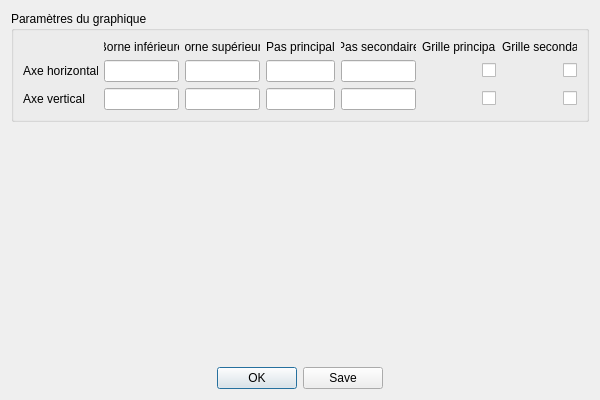
Before: the Qt Designer form interfaces/FenetreGraphique.ui in lovehina13/NumerisationDeCourbes, drawn with Qt 5.
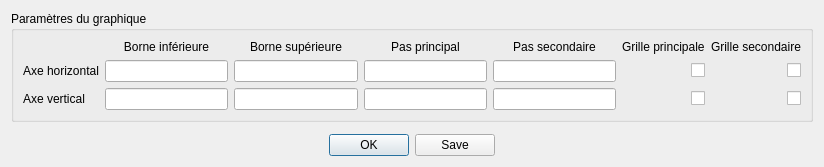
After: the same form once the commit is applied.

Commit message: Implémentation de la fenêtre graphique (non terminé).

What changed in the file:
```diff
--- a/interfaces/FenetreGraphique.ui
+++ b/interfaces/FenetreGraphique.ui
@@ -6,16 +6,10 @@
    <rect>
     <x>0</x>
     <y>0</y>
-    <width>600</width>
-    <height>400</height>
+    <width>824</width>
+    <height>161</height>
    </rect>
   </property>
-  <property name="minimumSize">
-   <size>
-    <width>600</width>
-    <height>400</height>
-   </size>
-  </property>
   <property name="windowTitle">
    <string>Graphique</string>
   </property>
```
The commit also changes 1 other file.
